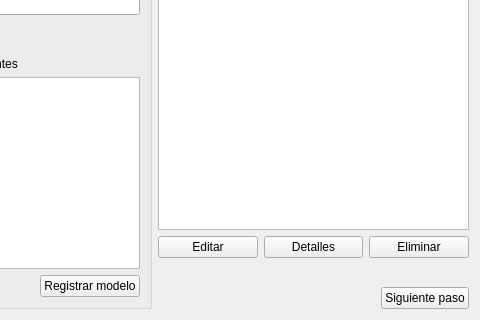
Qt form view/ui/tab_build_model.ui (vasha54/apm) before a commit; both pictures show x 401 to 881 and y 151 to 471 of the 881 by 471 pixel window.
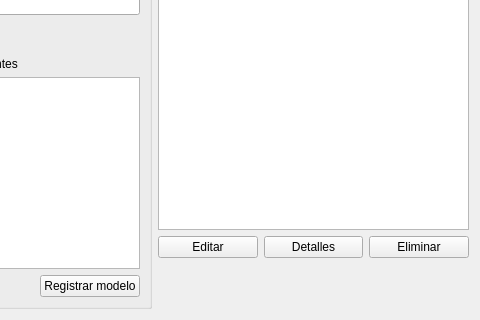
The same form after that commit.

What changed in the file:
```diff
--- a/view/ui/tab_build_model.ui
+++ b/view/ui/tab_build_model.ui
@@ -250,30 +250,6 @@
        </property>
       </spacer>
      </item>
-     <item>
-      <layout class="QHBoxLayout" name="horizontalLayout_2">
-       <item>
-        <spacer name="horizontalSpacer">
-         <property name="orientation">
-          <enum>Qt::Horizontal</enum>
-         </property>
-         <property name="sizeHint" stdset="0">
-          <size>
-           <width>128</width>
-           <height>20</height>
-          </size>
-         </property>
-        </spacer>
-       </item>
-       <item>
-        <widget class="QPushButton" name="pushButtonNext">
-         <property name="text">
-          <string>Siguiente paso</string>
-         </property>
-        </widget>
-       </item>
-      </layout>
-     </item>
     </layout>
    </item>
   </layout>
```
